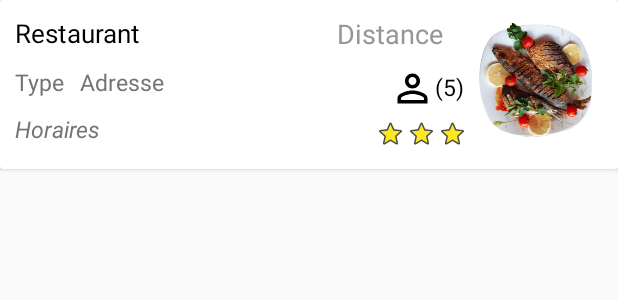
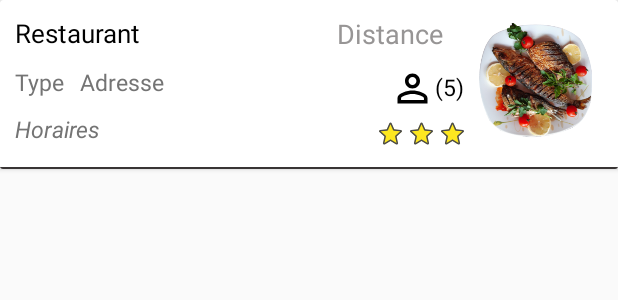
Before and after one commit to CharlotteJu/Go4Launch, an Android app: the layout item_list_restaurants.xml on its own in the app's theme, with its tools: preview values and no code run, on a phone screen of 412 x 824 dp. Shown: the top 300 px of the screen. Run offline under Robolectric (Android 15) with nearby library versions, the phone set to English and light mode, and no system bars.

Commit message:
Changements design ligne séparatrice RV + Couleur toolbar

```diff
--- a/app/src/main/java/com/example/go4lunch/view/activities/MainActivity.java
+++ b/app/src/main/java/com/example/go4lunch/view/activities/MainActivity.java
@@ -71,6 +71,7 @@ public class MainActivity extends AppCompatActivity implements NavigationView.On
     private void configureToolbar()
     {
         setSupportActionBar(toolbar);
+
     }
 
     /**
--- a/app/src/main/java/com/example/go4lunch/view/adapters/ListWorkmatesAdapter.java
+++ b/app/src/main/java/com/example/go4lunch/view/adapters/ListWorkmatesAdapter.java
@@ -17,6 +17,7 @@ import com.bumptech.glide.request.RequestOptions;
 import com.example.go4lunch.R;
 import com.example.go4lunch.model.Restaurant;
 import com.example.go4lunch.model.User;
+import com.google.firebase.auth.FirebaseUser;
 
 import java.util.List;
 
--- a/app/src/main/res/layout/activity_main.xml
+++ b/app/src/main/res/layout/activity_main.xml
@@ -6,7 +6,6 @@
     android:id="@+id/navigation_drawer"
     android:layout_width="match_parent"
     android:layout_height="match_parent"
-    android:fitsSystemWindows="true"
     tools:openDrawer="start">
 
     <androidx.constraintlayout.widget.ConstraintLayout
--- a/app/src/main/res/layout/fragment_details.xml
+++ b/app/src/main/res/layout/fragment_details.xml
@@ -183,7 +183,7 @@
             app:layout_constraintTop_toBottomOf="@+id/details_fragment_guideline_1"
             android:layout_marginEnd="15dp"
             android:src="@drawable/ic_verified"
-            android:backgroundTint="@color/colorAccentWhite"
+            app:backgroundTint="@color/colorAccentWhite"
             android:layout_marginTop="20dp" />
 
 
--- a/app/src/main/res/layout/item_list_restaurants.xml
+++ b/app/src/main/res/layout/item_list_restaurants.xml
@@ -1,5 +1,6 @@
 <?xml version="1.0" encoding="utf-8"?>
 <androidx.cardview.widget.CardView
+    android:id="@+id/item_list_restaurant_card_view"
     xmlns:android="http://schemas.android.com/apk/res/android"
     xmlns:tools="http://schemas.android.com/tools"
     xmlns:app="http://schemas.android.com/apk/res-auto"
@@ -10,7 +11,7 @@
     <androidx.constraintlayout.widget.ConstraintLayout
         android:layout_width="match_parent"
         android:layout_height="wrap_content"
-        android:paddingBottom="16dp"
+
         >
 
         <!-- TEXT VIEW -->
@@ -49,8 +50,10 @@
             android:layout_height="wrap_content"
             android:text="Horaires"
             style="@style/item_list_restaurant_hours_txt"
+            android:layout_marginBottom="16dp"
             app:layout_constraintTop_toBottomOf="@id/item_list_restaurant_type_txt"
-            app:layout_constraintStart_toStartOf="@id/item_list_restaurant_type_txt" />
+            app:layout_constraintStart_toStartOf="@id/item_list_restaurant_type_txt"
+            app:layout_constraintBottom_toBottomOf="parent"/>
 
         <TextView
             android:id="@+id/item_list_restaurant_distance_txt"
@@ -124,6 +127,15 @@
             app:layout_constraintDimensionRatio="1:1"
             android:contentDescription="@null"/>
 
+        <LinearLayout
+            android:layout_width="match_parent"
+            android:layout_height="1dp"
+            android:background="@color/colorAccent"
+            app:layout_constraintBottom_toBottomOf="parent"
+            app:layout_constraintStart_toStartOf="parent"
+            app:layout_constraintEnd_toEndOf="parent"
+            />
 
     </androidx.constraintlayout.widget.ConstraintLayout>
+
 </androidx.cardview.widget.CardView>
--- a/app/src/main/res/layout/toolbar.xml
+++ b/app/src/main/res/layout/toolbar.xml
@@ -7,4 +7,7 @@
     android:layout_height="wrap_content"
     android:minHeight="?attr/actionBarSize"
     android:background="@color/colorPrimary"
-    style="@style/toolbar" />
+    app:titleTextColor="@color/colorAccentWhite"
+    app:popupTheme="@style/ThemeOverlay.AppCompat.Light"
+    android:theme="@style/ThemeOverlay.AppCompat.Dark.ActionBar"
+    />
--- a/app/src/main/res/values/styles.xml
+++ b/app/src/main/res/values/styles.xml
@@ -7,12 +7,6 @@
         <item name="colorAccent">@color/colorAccent</item>
     </style>
 
-    <!-- Toolbar -->
-    <style name="toolbar">
-        <item name="android:textColor">@color/colorAccentWhite</item>
-        <item name="android:textSize">@dimen/auth_activity_size_title</item>
-
-    </style>
 
     <!-- _______________________AUTH ACTIVITY_______________________ -->
 
```
Also changed, not shown: app/src/main/java/com/example/go4lunch/view/fragments/MapViewFragment.java (+5 -11 lines), app/src/main/res/layout/item_list_workmates.xml (+10 -1 lines).
